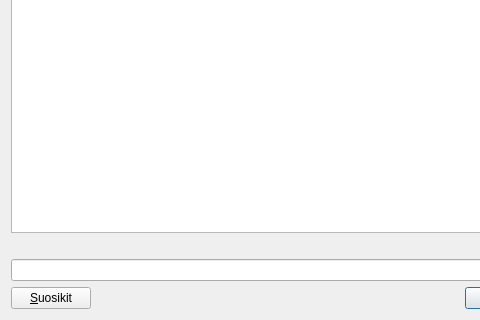
Old version of the form kitupiikki/db/tilinvalintadialogi.ui in the repository artoh/kitupiikki; both pictures show x 0 to 480 and y 137 to 457 of the 642 by 457 pixel window.
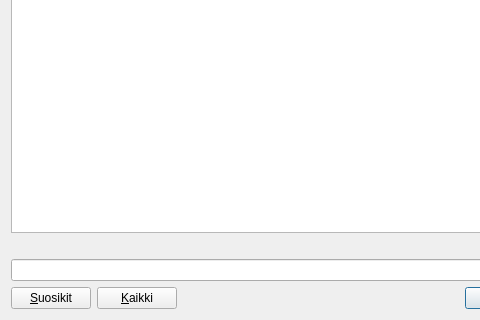
New version of the form. Icons and pictures are not drawn.

```diff
--- a/kitupiikki/db/tilinvalintadialogi.ui
+++ b/kitupiikki/db/tilinvalintadialogi.ui
@@ -67,6 +67,20 @@
        </property>
       </widget>
      </item>
+     <item>
+      <widget class="QPushButton" name="kaikkiNappi">
+       <property name="text">
+        <string>&amp;Kaikki</string>
+       </property>
+       <property name="icon">
+        <iconset resource="../pic/pic.qrc">
+         <normaloff>:/pic/kaikkitilit.png</normaloff>:/pic/kaikkitilit.png</iconset>
+       </property>
+       <property name="checkable">
+        <bool>true</bool>
+       </property>
+      </widget>
+     </item>
      <item>
       <spacer name="horizontalSpacer">
        <property name="orientation">
```
Left out of the diff: 3 changed lines with no effect on the pictures.
